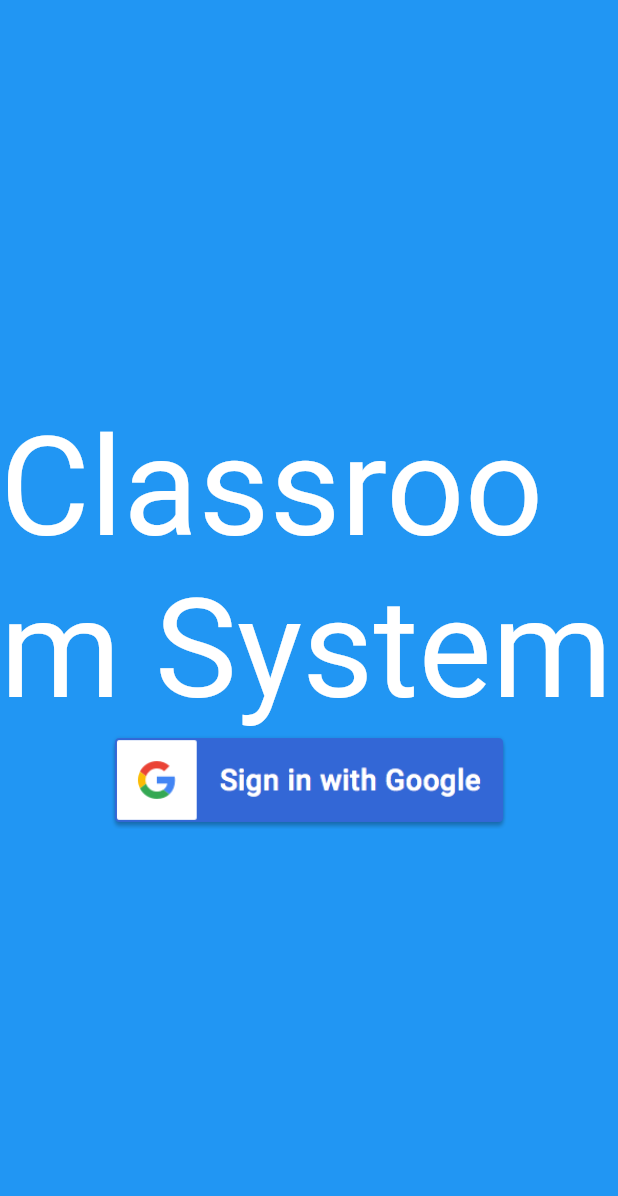
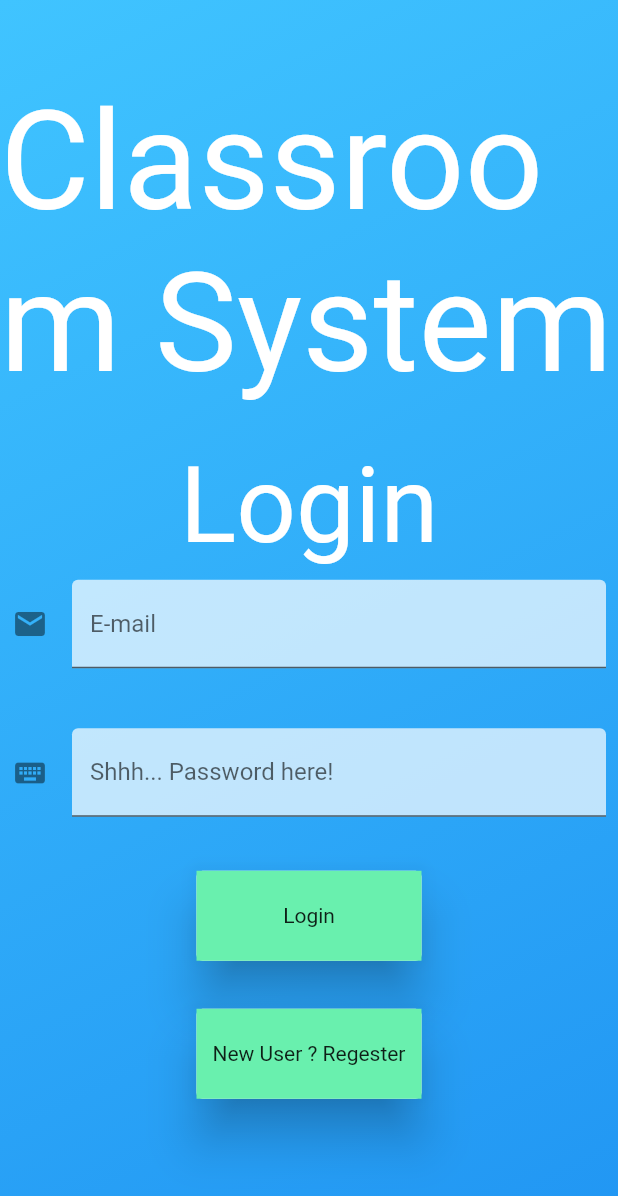
Before and after one commit to SlokAks/Classroom-Management-System, a Flutter app: the screen it shows after launch, on a phone screen of 412 x 824 dp. Shown: the top 1196 px of the screen. Run offline on Flutter 3.47's test engine with Material 2 defaults, Android fonts, the phone set to English and light mode, and no system bars; our stand-ins replace cloud_firestore, firebase_auth, firebase_core, google_sign_in; accounts and stored records are empty.

Commit message:
Created authentication,register,login page and connected to firestore.

```diff
--- a/lib/main.dart
+++ b/lib/main.dart
@@ -6,6 +6,10 @@ void main() {
   WidgetsFlutterBinding.ensureInitialized();
   runApp(
       MaterialApp(
+        theme: ThemeData(
+          accentColor: Colors.lightBlueAccent,
+          splashColor: Colors.greenAccent,
+        ),
       home:MyApp()));
 }
 
--- /dev/null
+++ b/lib/models/user.dart
@@ -0,0 +1,24 @@
+import 'package:cloud_firestore/cloud_firestore.dart';
+
+class CurrentUser {
+  final String id;
+  final String name;
+  final String email;
+  final String contact;
+
+  CurrentUser({
+    this.id,
+    this.name,
+    this.email,
+    this.contact,
+  });
+
+  factory CurrentUser.fromDocument(DocumentSnapshot doc) {
+    return CurrentUser(
+      id: doc.id,
+      email: doc['email'],
+      name: doc['name'],
+      contact: doc['contact']
+    );
+  }
+}
--- a/lib/screens/home.dart
+++ b/lib/screens/home.dart
@@ -1,14 +1,17 @@
 import 'package:classroom_management/screens/AvailableCourses.dart';
 import 'package:classroom_management/screens/EnroledCourse.dart';
 import 'package:classroom_management/screens/assignments.dart';
+import 'package:classroom_management/screens/registration.dart';
 import 'package:classroom_management/widgets/navbar.dart';
+import 'package:classroom_management/widgets/progress.dart';
 import 'package:flutter/material.dart';
 import 'package:google_sign_in/google_sign_in.dart';
 import 'package:cloud_firestore/cloud_firestore.dart';
 import 'package:firebase_auth/firebase_auth.dart';
+import 'package:classroom_management/models/user.dart';
 
 final GoogleSignIn gSignIn = GoogleSignIn();
-
+FirebaseAuth auth = FirebaseAuth.instance;
 class HomePage extends StatefulWidget {
   @override
   _HomePageState createState() => _HomePageState();
@@ -16,39 +19,99 @@ class HomePage extends StatefulWidget {
 
 class _HomePageState extends State<HomePage> {
   bool isSigned = false;
-  controlSignIn(GoogleSignInAccount googleSignInAccount) async {
-    if (googleSignInAccount != null) {
+  String _email;
+  String _password;
+  bool isLoading=false;
+  String error="";
+  CurrentUser currentUser;
+  String name="";
+  String email="";
+  String contact="";
+isLoggedIn() {
+  auth.authStateChanges()
+      .listen((User user) async{
+    if (user == null) {
+      print('User is currently signed out!');
       setState(() {
-        print(googleSignInAccount.displayName);
-        isSigned = true;
+        isSigned=false;
       });
+    return;
     } else {
+      User user = FirebaseAuth.instance.currentUser;
+
+//      if (!user.emailVerified) {
+//        await user.sendEmailVerification();
+//        SignOut();
+//        return;
+//      }
+      DocumentSnapshot documentSnapshot = await FirebaseFirestore.instance.collection('users').doc(user.uid).get();
+      currentUser=CurrentUser.fromDocument(documentSnapshot);
+      print(user.uid);
+      print('User is signed in!');
       setState(() {
-        isSigned = false;
+        name=currentUser.name;
+        email=currentUser.email;
+        contact=currentUser.contact;
+        isSigned=true;
       });
     }
+  });
 }
+SignIn() async{
+  bool done=true;
 
-  loginUser() {
-    gSignIn.signIn();
+  try {
+    UserCredential userCredential = await FirebaseAuth.instance.signInWithEmailAndPassword(
+        email: this._email,
+        password: this._password,
+    );
+  } on FirebaseAuthException catch (e) {
+   setState(() {
+     error=e.toString();
+   });
+    done=false;
+
+    if (e.code == 'user-not-found') {
+      print('No user found for that email.');
+    } else if (e.code == 'wrong-password') {
+      print('Wrong password provided for that user.');
     }
+  }
+  if(done){
+    User user = FirebaseAuth.instance.currentUser;
 
-  logoutUser() {
-    gSignIn.signOut();
+//      if (!user.emailVerified) {
+//        await user.sendEmailVerification();
+//        SignOut();
+//        return;
+//      }
+    DocumentSnapshot documentSnapshot = await FirebaseFirestore.instance.collection('users').doc(user.uid).get();
+    currentUser=CurrentUser.fromDocument(documentSnapshot);
+    setState(() {
+      name=currentUser.name;
+      email=currentUser.email;
+      contact=currentUser.contact;
+      isSigned=true;
+    });
   }
+  setState(() {
+    isLoading=false;
+  });
+}
+  SignOut() async{
+    SnackBar snackBar= SnackBar(content: Text("Signing Out......"));
+    ScaffoldMessenger.of(context).showSnackBar(snackBar);
+    await FirebaseAuth.instance.signOut();
 
-  login() async {
-    UserCredential userCredential =
-        await FirebaseAuth.instance.signInAnonymously();
-    setState(() {
-      isSigned = true;
-    });
   }
 
   MaterialApp buildSignInScreen() {
     return MaterialApp(
       home: Scaffold(
+
         body: Container(
+//            height: MediaQuery.of(context).size.height,
+//            width: MediaQuery.of(context).size.width,
           decoration: BoxDecoration(
               gradient: LinearGradient(
                   begin: Alignment.topLeft,
@@ -58,6 +121,7 @@ class _HomePageState extends State<HomePage> {
                 Theme.of(context).primaryColor
               ])),
           alignment: Alignment.center,
+          child: SingleChildScrollView(
             child: Column(
               mainAxisAlignment: MainAxisAlignment.center,
               crossAxisAlignment: CrossAxisAlignment.center,
@@ -69,25 +133,122 @@ class _HomePageState extends State<HomePage> {
                     color: Colors.white,
                   ),
                 ),
+                SizedBox(height: 26.0,),
+                Text(
+                  "Login",
+                  style: TextStyle(
+                    fontSize: 70.0,
+                    color: Colors.white,
+                  ),
+                ),
+                Padding(
+                  padding: const EdgeInsets.all(8.0),
+                  child: TextFormField(
+                    decoration: const InputDecoration(
+                      border: UnderlineInputBorder(),
+                      filled: true,
+                      fillColor: Colors.white70,
+                      focusColor: Colors.grey,
+                      icon: Icon(Icons.email),
+                      hintText: 'Your email address',
+                      labelText: 'E-mail',
+                    ),
+                    keyboardType: TextInputType.emailAddress,
+                    onChanged: (String value){
+                      this._email=value;
+                    },
+                    onSaved: (String value) {
+                      this._email = value;
+                      print('email=$_email');
+                    },
+                  ),
+                ),
+                const SizedBox(height: 24.0),
+                // "Password" form.
+                Padding(
+                  padding: const EdgeInsets.all(8.0),
+                  child: TextFormField(
+                    decoration: const InputDecoration(
+                      border: UnderlineInputBorder(),
+                      filled: true,
+                      icon: Icon(Icons.keyboard),
+                      fillColor: Colors.white70,
+                      focusColor: Colors.grey,
+                      hintText: 'Password',
+                      labelText: 'Shhh... Password here!',
+                    ),
+                    obscureText: true,
+                    onChanged: (String value){
+                      this._password=value;
+                    },
+
+                  ),
+                ),
+
+                const SizedBox(height: 24.0),
+                GestureDetector(
+                  onTap: () {
+        setState(() {
+            isLoading=true;
+        });
+
+                 SignIn();
+
+                    isLoggedIn();
+                  },
+                  child: Card(
+                    elevation: 14.0,
+                    child: Container(
+                      width: 150.0,
+                      height: 60.0,
+                      decoration: BoxDecoration(
+                        color: Colors.greenAccent,
+                      ),
+                      child: Center(
+                        child: Text(
+                            "Login"
+                        ),
+                      ),
+                    ),
+                  ),
+                ),
+                const SizedBox(height: 24.0),
                 GestureDetector(
                   onTap: () {
                     print("Button Pressed");
-                  login();
-                  setState(() {
-                    isSigned = true;
-                  });
+                    Navigator.push(context, MaterialPageRoute(builder: (context)=> TextFormFieldExample() ) );
+//                  login();
+                    isLoggedIn();
                   },
+                  child: Card(
+                    elevation: 14.0,
                     child: Container(
-                  width: 270.0,
-                  height: 65.0,
+                      width: 150.0,
+                      height: 60.0,
                       decoration: BoxDecoration(
-                      image: DecorationImage(
-                    image: AssetImage("assets/images/google_signin_button.png"),
-                    fit: BoxFit.cover,
-                  )),
+                      color: Colors.greenAccent,
+                      ),
+                      child: Center(
+                        child: Text(
+                          "New User ? Regester"
+                        ),
+                      ),
+                    ),
+                  ),
+                ),
+                SizedBox(height: 12.0,),
+                isLoading? circularProgress():Container(
+                  child: Center(
+                    child: Text(error,style: (
+                    TextStyle(
+                      fontSize: 18.0,
+                      color: Colors.red,
+                    )
+                    ),),
                   ),
                 )
               ],
+            ),
           ),
         ),
       ),
@@ -96,16 +257,10 @@ class _HomePageState extends State<HomePage> {
 
   void initState() {
     // TODO: implement initState
-    gSignIn.onCurrentUserChanged.listen((gSigninAccount) {
-      controlSignIn(gSigninAccount);
-    }, onError: (error) {
-      print("Error Occured : " + error.toString());
-    });
-    gSignIn.signInSilently(suppressErrors: false).then((gSigninAccount) {
-      controlSignIn(gSigninAccount);
-    }).onError((error, stackTrace) {
-      print("Error : " + error);
-    });
+
+    isLoggedIn();
+
+    super.initState();
   }
 
   Scaffold buldHomeScreen() {
@@ -149,21 +304,7 @@ class _HomePageState extends State<HomePage> {
                                 fontWeight: FontWeight.bold,
                                 fontSize: 26.0,
                               ),),
-                              Text("Raju Rastogi",style: TextStyle(
-                                fontSize: 26.0,
-                              ),),
-                            ],
-                          ),
-                          Divider(),
-                          Row(
-                            crossAxisAlignment: CrossAxisAlignment.center,
-                            mainAxisAlignment: MainAxisAlignment.center,
-                            children: [
-                              Text("Semeseter : ",style: TextStyle(
-                                fontWeight: FontWeight.bold,
-                                fontSize: 26.0,
-                              ),),
-                              Text("4",style: TextStyle(
+                              Text(name==null?"":name,style: TextStyle(
                                 fontSize: 26.0,
                               ),),
                             ],
@@ -177,10 +318,9 @@ class _HomePageState extends State<HomePage> {
                                 fontWeight: FontWeight.bold,
                                 fontSize: 26.0,
                               ),),
-                              Text("9999999999",style: TextStyle(
+                              Text(contact==null?"":contact,style: TextStyle(
                                 fontSize: 26.0,
                               ),),
-
                             ],
                           ),
                           Divider(),
@@ -188,15 +328,30 @@ class _HomePageState extends State<HomePage> {
                             crossAxisAlignment: CrossAxisAlignment.center,
                             mainAxisAlignment: MainAxisAlignment.center,
                             children: [
-                              Text("Branch : ",style: TextStyle(
+                              Text("Email : ",style: TextStyle(
                                 fontWeight: FontWeight.bold,
                                 fontSize: 26.0,
                               ),),
-                              Text("I.T.",style: TextStyle(
+                              Text(email==null?"":email,style: TextStyle(
                                 fontSize: 26.0,
                               ),),
+
                             ],
-                          )
+                          ),
+//                          Divider(),
+//                          Row(
+//                            crossAxisAlignment: CrossAxisAlignment.center,
+//                            mainAxisAlignment: MainAxisAlignment.center,
+//                            children: [
+//                              Text("Branch : ",style: TextStyle(
+//                                fontWeight: FontWeight.bold,
+//                                fontSize: 26.0,
+//                              ),),
+//                              Text("I.T.",style: TextStyle(
+//                                fontSize: 26.0,
+//                              ),),
+//                            ],
+//                          )
                         ],
                       ),
                     ),
--- a/pubspec.yaml
+++ b/pubspec.yaml
@@ -28,10 +28,10 @@ dependencies:
   # The following adds the Cupertino Icons font to your application.
   # Use with the CupertinoIcons class for iOS style icons.
   cupertino_icons: ^1.0.2
-  firebase_core: "0.7.0"
-  firebase_auth: "^0.20.1"
+  firebase_core: ^1.0.1
+  firebase_auth: ^1.0.1
   google_sign_in: "^4.5.1"
-  cloud_firestore: "^0.16.0+1"
+  cloud_firestore: ^1.0.1
 
 
 dev_dependencies:
```
Also changed, not shown: lib/screens/registration.dart (added, +262 -0 lines), lib/widgets/navbar.dart (+6 -1 lines), lib/screens/authentication.dart (deleted), pubspec.lock, 1 other file. Lines whose indentation alone changed are shown as unchanged.
